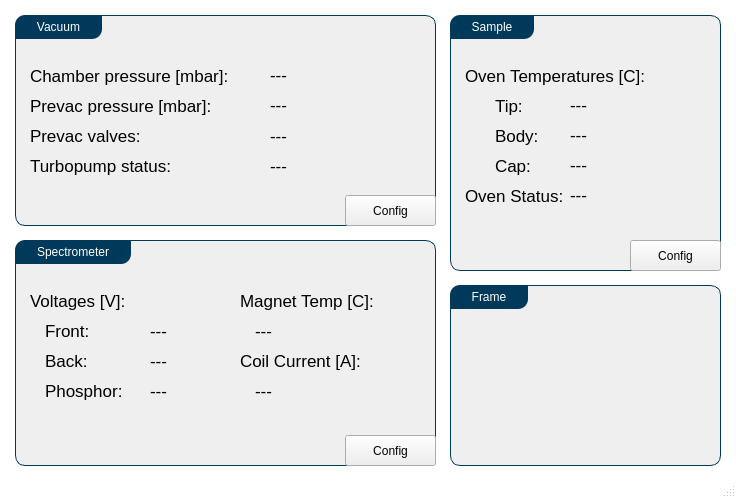
Before: the Qt Designer form Utils/ursapqConsoleResources/main.ui in pnjun/UrsaPQ-Manager, drawn with Qt 5.
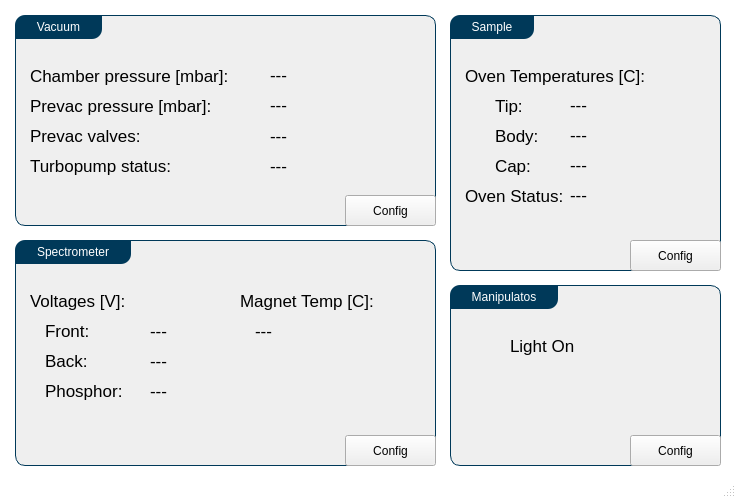
After: the same form once the commit is applied.

Commit message: Motion control and GUI restructuring

Patch:
```diff
--- a/Utils/ursapqConsoleResources/main.ui
+++ b/Utils/ursapqConsoleResources/main.ui
@@ -401,32 +401,6 @@
        <string>---</string>
       </property>
      </widget>
-     <widget class="QLabel" name="label_16">
-      <property name="geometry">
-       <rect>
-        <x>0</x>
-        <y>60</y>
-        <width>181</width>
-        <height>31</height>
-       </rect>
-      </property>
-      <property name="text">
-       <string>Coil Current [A]:</string>
-      </property>
-     </widget>
-     <widget class="QLabel" name="coilCurrent">
-      <property name="geometry">
-       <rect>
-        <x>15</x>
-        <y>90</y>
-        <width>136</width>
-        <height>31</height>
-       </rect>
-      </property>
-      <property name="text">
-       <string>---</string>
-      </property>
-     </widget>
     </widget>
    </widget>
    <widget class="QGroupBox" name="groupBox_3">
@@ -595,8 +569,45 @@
      </rect>
     </property>
     <property name="title">
-     <string>Frame</string>
+     <string>Manipulatos</string>
     </property>
+    <widget class="QPushButton" name="manipulator_MB">
+     <property name="geometry">
+      <rect>
+       <x>180</x>
+       <y>150</y>
+       <width>91</width>
+       <height>31</height>
+      </rect>
+     </property>
+     <property name="text">
+      <string>Config</string>
+     </property>
+    </widget>
+    <widget class="QLabel" name="label_15">
+     <property name="geometry">
+      <rect>
+       <x>60</x>
+       <y>45</y>
+       <width>121</width>
+       <height>31</height>
+      </rect>
+     </property>
+     <property name="text">
+      <string>Light On</string>
+     </property>
+    </widget>
+    <widget class="QWidget" name="verticalLayoutWidget">
+     <property name="geometry">
+      <rect>
+       <x>15</x>
+       <y>45</y>
+       <width>46</width>
+       <height>31</height>
+      </rect>
+     </property>
+     <layout class="QVBoxLayout" name="lightOnBox"/>
+    </widget>
    </widget>
   </widget>
   <widget class="QStatusBar" name="statusBar">
```
The commit also changes 5 other files.
